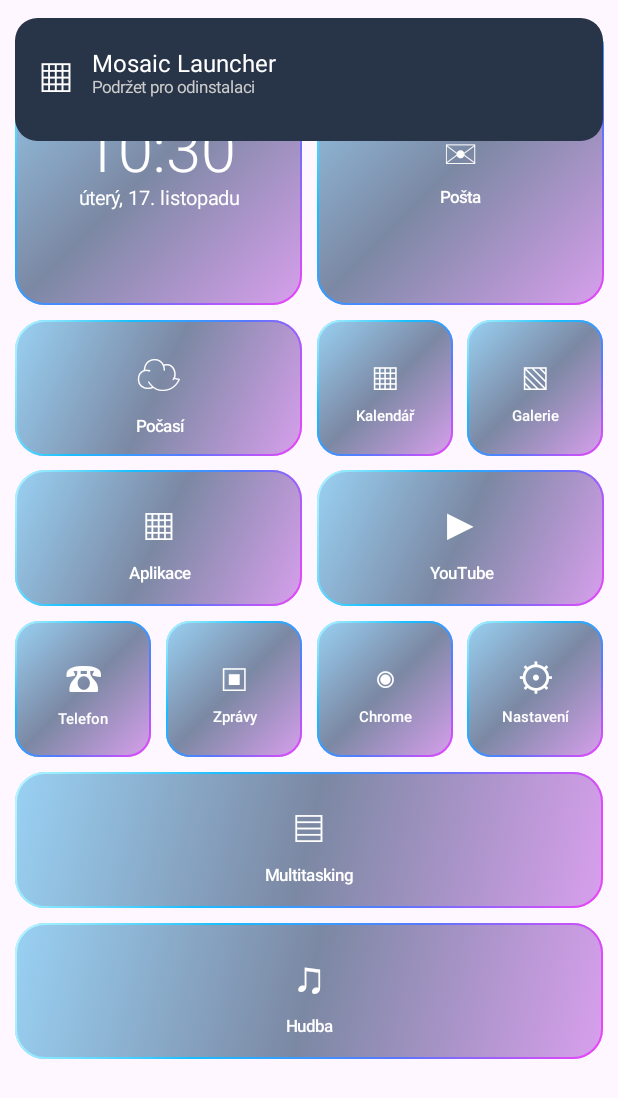
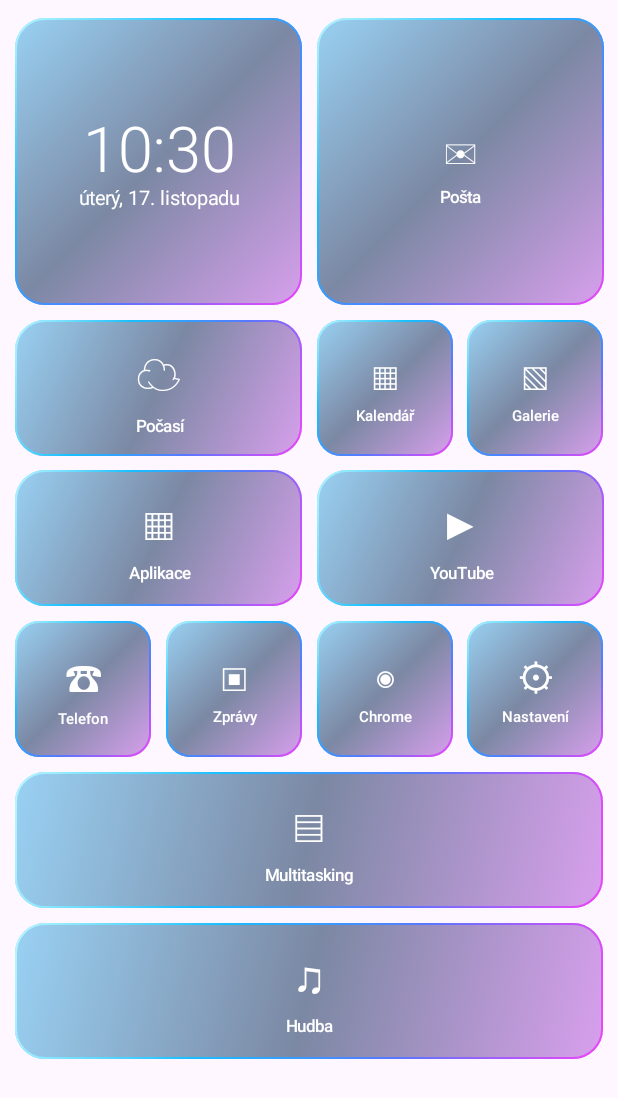
Before and after one commit to Singularity64/AndroidLauncher, an Android app built with Jetpack Compose: the composable Home called with empty values, on a phone screen of 412 x 824 dp. Shown: the top 1098 px of the screen. Run offline under Robolectric (Android 15) with nearby library versions, the phone set to English and light mode, and no system bars.

Commit message:
Remove redundant launcher uninstall footer from home screen

```diff
--- a/app/src/main/java/com/singularity64/androidlauncher/MainActivity.kt
+++ b/app/src/main/java/com/singularity64/androidlauncher/MainActivity.kt
@@ -647,15 +647,6 @@ private fun packWithPriority(
      }
     }
    }
-   Spacer(Modifier.height(10.dp))
-   Box(Modifier.fillMaxWidth().height(82.dp).background(Color(0xFF283447),RoundedCornerShape(15.dp))
-    .combinedClickable(onClick={},onLongClick=onSelfUninstall).padding(15.dp)) {
-    Row(verticalAlignment=Alignment.CenterVertically,horizontalArrangement=Arrangement.spacedBy(12.dp)) {
-     Text("▦",fontSize=32.sp,color=Color.White)
-     Column { Text("Mosaic Launcher",color=Color.White,fontSize=16.sp)
-      Text("Podržet pro odinstalaci",color=Color.LightGray,fontSize=11.sp) }
-    }
-   }
   } }
 }
 }
```
